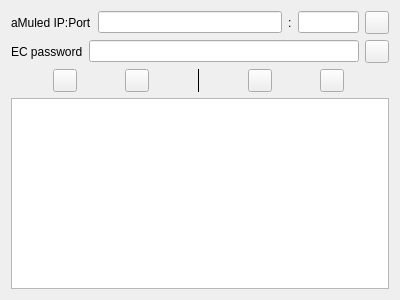
Before: the Qt Designer form amuledpage.ui in nihui/kamule, drawn with Qt 5.
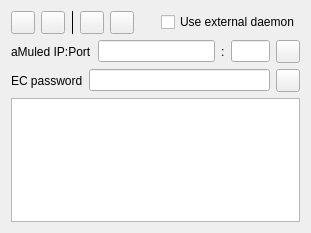
After: the same form once the commit is applied. Custom widgets are drawn as their Qt base class.

Commit message: internal amule daemon instance mode

```diff
--- a/amuledpage.ui
+++ b/amuledpage.ui
@@ -6,63 +6,11 @@
    <rect>
     <x>0</x>
     <y>0</y>
-    <width>400</width>
-    <height>300</height>
+    <width>311</width>
+    <height>233</height>
    </rect>
   </property>
-  <layout class="QVBoxLayout" name="verticalLayout">
-   <item>
-    <layout class="QHBoxLayout" name="horizontalLayout" stretch="0,3,0,1,0">
-     <item>
-      <widget class="QLabel" name="label">
-       <property name="text">
-        <string>aMuled IP:Port</string>
-       </property>
-      </widget>
-     </item>
-     <item>
-      <widget class="QLineEdit" name="m_hostEdit"/>
-     </item>
-     <item>
-      <widget class="QLabel" name="label_3">
-       <property name="text">
-        <string>:</string>
-       </property>
-      </widget>
-     </item>
-     <item>
-      <widget class="QLineEdit" name="m_portEdit"/>
-     </item>
-     <item>
-      <widget class="QToolButton" name="m_connect">
-       <property name="toolButtonStyle">
-        <enum>Qt::ToolButtonTextBesideIcon</enum>
-       </property>
-      </widget>
-     </item>
-    </layout>
-   </item>
-   <item>
-    <layout class="QHBoxLayout" name="horizontalLayout_2">
-     <item>
-      <widget class="QLabel" name="label_2">
-       <property name="text">
-        <string>EC password</string>
-       </property>
-      </widget>
-     </item>
-     <item>
-      <widget class="QLineEdit" name="m_passwordEdit"/>
-     </item>
-     <item>
-      <widget class="QToolButton" name="m_login">
-       <property name="toolButtonStyle">
-        <enum>Qt::ToolButtonTextBesideIcon</enum>
-       </property>
-      </widget>
-     </item>
-    </layout>
-   </item>
+  <layout class="QVBoxLayout" name="verticalLayout_2">
    <item>
     <layout class="QHBoxLayout" name="horizontalLayout_3">
      <item>
@@ -100,10 +48,91 @@
        </property>
       </widget>
      </item>
+     <item>
+      <spacer name="horizontalSpacer">
+       <property name="orientation">
+        <enum>Qt::Horizontal</enum>
+       </property>
+       <property name="sizeHint" stdset="0">
+        <size>
+         <width>40</width>
+         <height>20</height>
+        </size>
+       </property>
+      </spacer>
+     </item>
+     <item>
+      <widget class="QCheckBox" name="m_useExternalDaemon">
+       <property name="text">
+        <string>Use external daemon</string>
+       </property>
+      </widget>
+     </item>
     </layout>
    </item>
    <item>
-    <widget class="QTextEdit" name="m_loggerEdit">
+    <widget class="QWidget" name="m_externalDaemonWidget" native="true">
+     <layout class="QVBoxLayout" name="verticalLayout">
+      <property name="margin">
+       <number>0</number>
+      </property>
+      <item>
+       <layout class="QHBoxLayout" name="horizontalLayout" stretch="0,3,0,1,0">
+        <item>
+         <widget class="QLabel" name="label">
+          <property name="text">
+           <string>aMuled IP:Port</string>
+          </property>
+         </widget>
+        </item>
+        <item>
+         <widget class="QLineEdit" name="m_hostEdit"/>
+        </item>
+        <item>
+         <widget class="QLabel" name="label_3">
+          <property name="text">
+           <string>:</string>
+          </property>
+         </widget>
+        </item>
+        <item>
+         <widget class="QLineEdit" name="m_portEdit"/>
+        </item>
+        <item>
+         <widget class="QToolButton" name="m_connect">
+          <property name="toolButtonStyle">
+           <enum>Qt::ToolButtonTextBesideIcon</enum>
+          </property>
+         </widget>
+        </item>
+       </layout>
+      </item>
+      <item>
+       <layout class="QHBoxLayout" name="horizontalLayout_2">
+        <item>
+         <widget class="QLabel" name="label_2">
+          <property name="text">
+           <string>EC password</string>
+          </property>
+         </widget>
+        </item>
+        <item>
+         <widget class="QLineEdit" name="m_passwordEdit"/>
+        </item>
+        <item>
+         <widget class="QToolButton" name="m_login">
+          <property name="toolButtonStyle">
+           <enum>Qt::ToolButtonTextBesideIcon</enum>
+          </property>
+         </widget>
+        </item>
+       </layout>
+      </item>
+     </layout>
+    </widget>
+   </item>
+   <item>
+    <widget class="QPlainTextEdit" name="m_loggerEdit">
      <property name="undoRedoEnabled">
       <bool>false</bool>
      </property>
```
Left out of the diff: 19 changed lines with no effect on the pictures. The commit also changes 6 other files.
